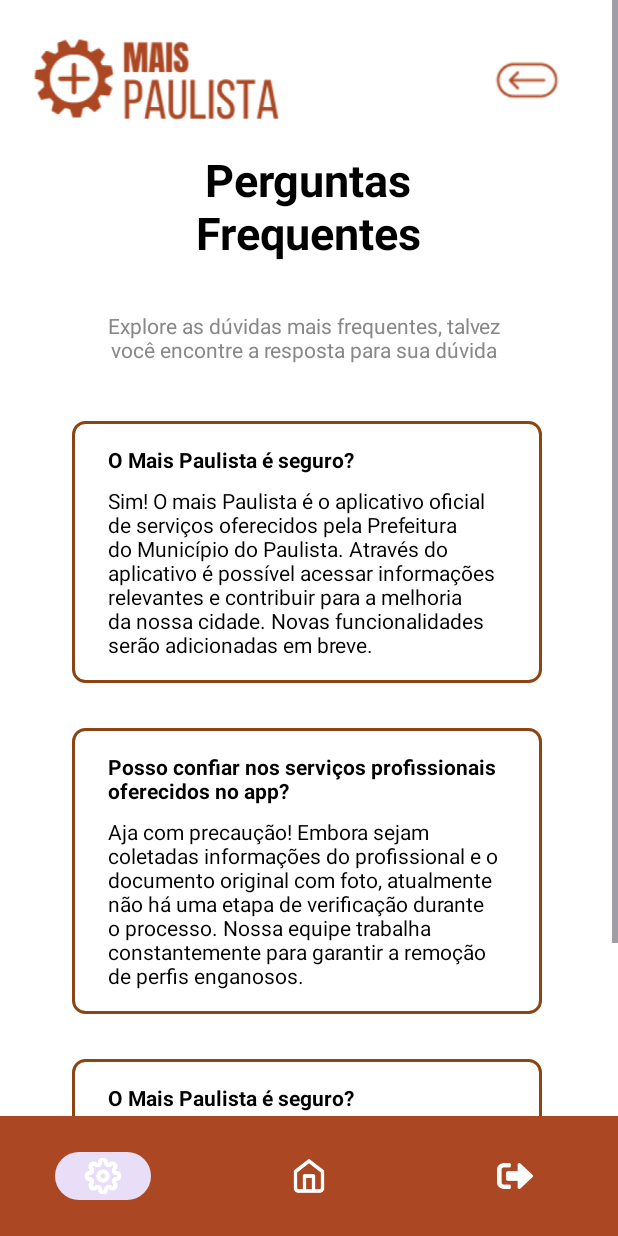
After one commit to pauloandreoliv/PDMOV, an Android app: the layout activity_frequent_questions.xml on its own in the app's theme, with its tools: preview values and no code run, on a phone screen of 412 x 824 dp. The commit adds this screen. Run offline under Robolectric (Android 15) with nearby library versions, the phone set to English and light mode, and no system bars.

Commit message:
Tela activity_frequent_questions

```diff
--- a/MaisPaulista/app/src/main/AndroidManifest.xml
+++ b/MaisPaulista/app/src/main/AndroidManifest.xml
@@ -20,7 +20,13 @@
             android:name=".PrincipalActivity"
             android:exported="false" />
         <activity
+            android:name=".CityHallContactsActivity"
+            android:exported="false" />
+        <activity
             android:name=".CadastroActivity"
+            android:exported="false" />
+        <activity
+            android:name=".FrequentQuestionActivity"
             android:exported="false" />
         <activity
             android:name=".RegisterResquestsActivity"
--- a/MaisPaulista/app/src/main/java/com/projeto/maispaulista/CadastroActivity.kt
+++ b/MaisPaulista/app/src/main/java/com/projeto/maispaulista/CadastroActivity.kt
@@ -2,7 +2,6 @@ package com.projeto.maispaulista
 
 import android.content.Intent
 import android.os.Bundle
-import android.util.Log
 import android.widget.Button
 import android.widget.EditText
 import android.widget.ImageView
@@ -40,7 +39,7 @@ class CadastroActivity : AppCompatActivity() {
         userService = UserService(userRepository)
 
 
-        setContentView(R.layout.activity_cadastro)
+        setContentView(R.layout.activity_registration)
         ViewCompat.setOnApplyWindowInsetsListener(findViewById(R.id.cadastroLayout)) { v, insets ->
             val systemBars = insets.getInsets(WindowInsetsCompat.Type.systemBars())
             v.setPadding(systemBars.left, systemBars.top, systemBars.right, systemBars.bottom)
--- /dev/null
+++ b/MaisPaulista/app/src/main/java/com/projeto/maispaulista/CityHallContactsActivity.kt
@@ -0,0 +1,6 @@
+package com.projeto.maispaulista
+
+import androidx.appcompat.app.AppCompatActivity
+
+class CityHallContactsActivity : AppCompatActivity(){
+}
--- /dev/null
+++ b/MaisPaulista/app/src/main/java/com/projeto/maispaulista/FrequentQuestionActivity.kt
@@ -0,0 +1,6 @@
+package com.projeto.maispaulista
+
+import androidx.appcompat.app.AppCompatActivity
+
+class FrequentQuestionActivity : AppCompatActivity() {
+}
--- /dev/null
+++ b/MaisPaulista/app/src/main/res/layout/activity_city_hall_contacts.xml
@@ -0,0 +1,6 @@
+<?xml version="1.0" encoding="utf-8"?>
+<androidx.constraintlayout.widget.ConstraintLayout xmlns:android="http://schemas.android.com/apk/res/android"
+    android:layout_width="match_parent"
+    android:layout_height="match_parent">
+
+</androidx.constraintlayout.widget.ConstraintLayout>
--- /dev/null
+++ b/MaisPaulista/app/src/main/res/layout/activity_frequent_questions.xml
@@ -0,0 +1,214 @@
+<?xml version="1.0" encoding="utf-8"?>
+<RelativeLayout xmlns:android="http://schemas.android.com/apk/res/android"
+    xmlns:app="http://schemas.android.com/apk/res-auto"
+    xmlns:tools="http://schemas.android.com/tools"
+    android:layout_width="match_parent"
+    android:layout_height="match_parent"
+    android:id="@+id/frequentquestions"
+    tools:context=".FrequentQuestionActivity">
+
+
+    <ScrollView
+        android:layout_width="match_parent"
+        android:layout_height="match_parent"
+        android:layout_above="@id/bottom_navigation"
+        android:fillViewport="true"
+        android:contentDescription="Conteúdo rolável">
+
+        <androidx.constraintlayout.widget.ConstraintLayout
+            android:id="@+id/requestsLayout"
+            android:layout_width="match_parent"
+            android:layout_height="wrap_content"
+            android:background="#FFFFFF">
+
+            <!-- Header -->
+
+            <!-- Campos de entrada -->
+
+
+
+            <ImageView
+                android:id="@+id/backArrow"
+                android:layout_width="49dp"
+                android:layout_height="43dp"
+                android:layout_marginTop="32dp"
+                android:layout_marginEnd="36dp"
+                android:clickable="true"
+                android:focusable="true"
+                android:src="@drawable/ic_back_arrow"
+                app:layout_constraintEnd_toEndOf="parent"
+                app:layout_constraintTop_toTopOf="parent" />
+
+            <ImageView
+                android:layout_width="181dp"
+                android:layout_height="71dp"
+                android:src="@drawable/ic_logo"
+                app:layout_constraintTop_toTopOf="parent"
+                app:layout_constraintStart_toStartOf="parent"
+                android:layout_marginTop="16dp"
+                android:layout_marginStart="16dp" />
+
+            <TextView
+                android:id="@+id/titleTextView"
+                android:layout_width="243dp"
+                android:layout_height="91dp"
+                android:layout_marginTop="92dp"
+                android:gravity="center"
+                android:text="Perguntas\nFrequentes"
+                android:textColor="#000000"
+                android:textSize="30sp"
+                android:textStyle="bold"
+                app:layout_constraintEnd_toEndOf="parent"
+                app:layout_constraintHorizontal_bias="0.497"
+                app:layout_constraintStart_toStartOf="parent"
+                app:layout_constraintTop_toTopOf="parent" />
+
+            <TextView
+                android:id="@+id/subtitleTextView"
+                android:layout_width="wrap_content"
+                android:layout_height="wrap_content"
+                android:layout_marginTop="16dp"
+                android:gravity="center"
+                android:maxWidth="309dp"
+                android:padding="8dp"
+                android:text="Explore as dúvidas mais frequentes, talvez você encontre a resposta para sua dúvida"
+                android:textColor="#888888"
+                android:textSize="14sp"
+                app:layout_constraintEnd_toEndOf="parent"
+                app:layout_constraintHorizontal_bias="0.47"
+                app:layout_constraintStart_toStartOf="parent"
+                app:layout_constraintTop_toBottomOf="@id/titleTextView" />
+
+
+            <LinearLayout
+                android:layout_width="313dp"
+                android:id="@+id/linearLayout"
+                android:layout_height="wrap_content"
+                android:layout_marginStart="48dp"
+                android:layout_marginTop="30dp"
+                android:background="@drawable/background_white_with_brown_border"
+                android:orientation="vertical"
+                android:padding="16dp"
+                app:layout_constraintStart_toStartOf="parent"
+                app:layout_constraintTop_toBottomOf="@id/subtitleTextView"
+                tools:layout_editor_absoluteY="276dp">
+
+
+                <TextView
+                    android:id="@+id/typeLabel"
+                    android:layout_width="match_parent"
+                    android:layout_height="wrap_content"
+                    android:text="O Mais Paulista é seguro?"
+                    android:textColor="#000000"
+                    android:gravity="center_vertical"
+                    android:paddingStart="8dp"
+                    android:paddingEnd="8dp"
+                    android:textStyle="bold"
+                    android:layout_marginBottom="8dp" /> <!-- Margem inferior para espaçamento -->
+
+                <TextView
+                    android:id="@+id/typeLabel1"
+                    android:layout_width="match_parent"
+                    android:layout_height="wrap_content"
+                    android:gravity="center_vertical"
+                    android:paddingStart="8dp"
+                    android:paddingEnd="8dp"
+                    android:text="Sim! O mais Paulista é o aplicativo oficial de serviços oferecidos pela Prefeitura do Município do Paulista. Através do aplicativo é possível acessar informações relevantes e contribuir para a melhoria da nossa cidade. Novas funcionalidades serão adicionadas em breve."
+                    android:textColor="#000000" />
+            </LinearLayout>
+
+            <LinearLayout
+                android:layout_width="313dp"
+                android:id="@+id/linearLayout2"
+                android:layout_height="wrap_content"
+                android:layout_marginStart="48dp"
+                android:layout_marginTop="30dp"
+                android:background="@drawable/background_white_with_brown_border"
+                android:orientation="vertical"
+                android:padding="16dp"
+                app:layout_constraintStart_toStartOf="parent"
+                app:layout_constraintTop_toBottomOf="@id/linearLayout"
+                tools:layout_editor_absoluteY="276dp">
+
+
+                <TextView
+                    android:id="@+id/typeLabel3"
+                    android:layout_width="match_parent"
+                    android:layout_height="wrap_content"
+                    android:text="Posso confiar nos serviços profissionais oferecidos no app?"
+                    android:textColor="#000000"
+                    android:gravity="center_vertical"
+                    android:paddingStart="8dp"
+                    android:paddingEnd="8dp"
+                    android:textStyle="bold"
+                    android:layout_marginBottom="8dp" /> <!-- Margem inferior para espaçamento -->
+
+                <TextView
+                    android:id="@+id/typeLabel4"
+                    android:layout_width="match_parent"
+                    android:layout_height="wrap_content"
+                    android:gravity="center_vertical"
+                    android:paddingStart="8dp"
+                    android:paddingEnd="8dp"
+                    android:text="Aja com precaução! Embora sejam coletadas informações do profissional e o documento original com foto, atualmente não há uma etapa de verificação durante o processo. Nossa equipe trabalha constantemente para garantir a remoção de perfis enganosos."
+                    android:textColor="#000000" />
+            </LinearLayout>
+
+            <LinearLayout
+                android:layout_width="313dp"
+                android:id="@+id/linearLayout3"
+                android:layout_height="wrap_content"
+                android:layout_marginStart="48dp"
+                android:layout_marginTop="30dp"
+                android:background="@drawable/background_white_with_brown_border"
+                android:orientation="vertical"
+                android:padding="16dp"
+                app:layout_constraintStart_toStartOf="parent"
+                app:layout_constraintTop_toBottomOf="@id/linearLayout2"
+                tools:layout_editor_absoluteY="276dp">
+
+
+                <TextView
+                    android:id="@+id/typeLabel5"
+                    android:layout_width="match_parent"
+                    android:layout_height="wrap_content"
+                    android:text="O Mais Paulista é seguro?"
+                    android:textColor="#000000"
+                    android:gravity="center_vertical"
+                    android:paddingStart="8dp"
+                    android:paddingEnd="8dp"
+                    android:textStyle="bold"
+                    android:layout_marginBottom="8dp" /> <!-- Margem inferior para espaçamento -->
+
+                <TextView
+                    android:id="@+id/typeLabel6"
+                    android:layout_width="match_parent"
+                    android:layout_height="wrap_content"
+                    android:gravity="center_vertical"
+                    android:paddingStart="8dp"
+                    android:paddingEnd="8dp"
+                    android:text="Sim! O mais Paulista é o aplicativo oficial de serviços oferecidos pela Prefeitura do Município do Paulista. Através do aplicativo é possível acessar informações relevantes e contribuir para a melhoria da nossa cidade. Novas funcionalidades serão adicionadas em breve."
+                    android:textColor="#000000" />
+            </LinearLayout>
+
+
+
+
+
+
+
+
+        </androidx.constraintlayout.widget.ConstraintLayout>
+    </ScrollView>
+
+    <!-- Bottom Navigation View -->
+    <com.google.android.material.bottomnavigation.BottomNavigationView
+        android:id="@+id/bottom_navigation"
+        android:layout_width="match_parent"
+        android:layout_height="wrap_content"
+        android:layout_alignParentBottom="true"
+        android:background="@color/brown"
+        app:itemIconTint="@color/white"
+        app:labelVisibilityMode="unlabeled"
+        app:menu="@menu/bottom_navigation_menu"/>
+</RelativeLayout>
--- /dev/null
+++ b/MaisPaulista/app/src/main/res/values/styles.xml
@@ -0,0 +1,2 @@
+<?xml version="1.0" encoding="utf-8"?>
+<resources></resources>
```
Also changed, not shown: MaisPaulista/app/src/main/res/layout/activity_my_consultations.xml (renamed from MaisPaulista/app/src/main/res/layout/acitivity_minhas_consultas.xml), MaisPaulista/app/src/main/res/layout/activity_registration.xml (renamed from MaisPaulista/app/src/main/res/layout/activity_cadastro.xml), MaisPaulista/app/src/main/res/layout/activity_schedule_consultations.xml (renamed from MaisPaulista/app/src/main/res/layout/activity_agendar_consulta.xml).
